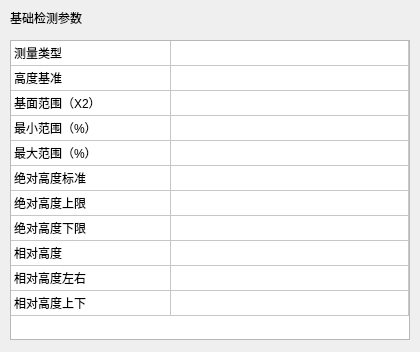
Above: VisionDetect/HeightDetectWidget.ui from chuandongxu/AOI before the change. Below: the same form after it.
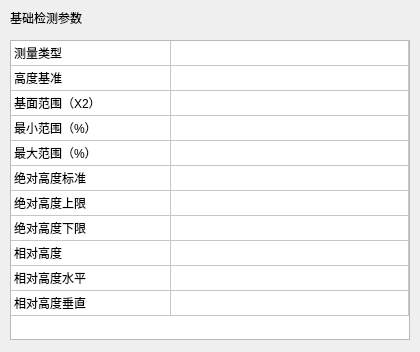
That is the form after the change.

Commit message: Height Detect Optimized.

Diff of the .ui file:
```diff
--- a/VisionDetect/HeightDetectWidget.ui
+++ b/VisionDetect/HeightDetectWidget.ui
@@ -165,12 +165,12 @@
    </item>
    <item row="9" column="0">
     <property name="text">
-     <string>相对高度左右</string>
+     <string>相对高度水平</string>
     </property>
    </item>
    <item row="10" column="0">
     <property name="text">
-     <string>相对高度上下</string>
+     <string>相对高度垂直</string>
     </property>
    </item>
   </widget>
```
The commit also changes 1 other file.
